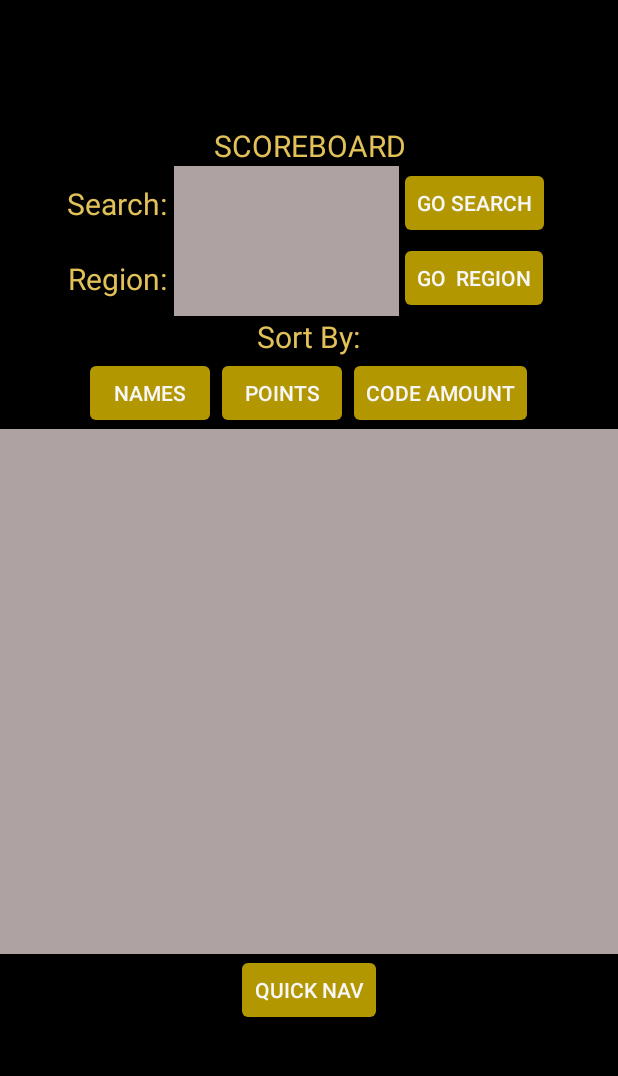
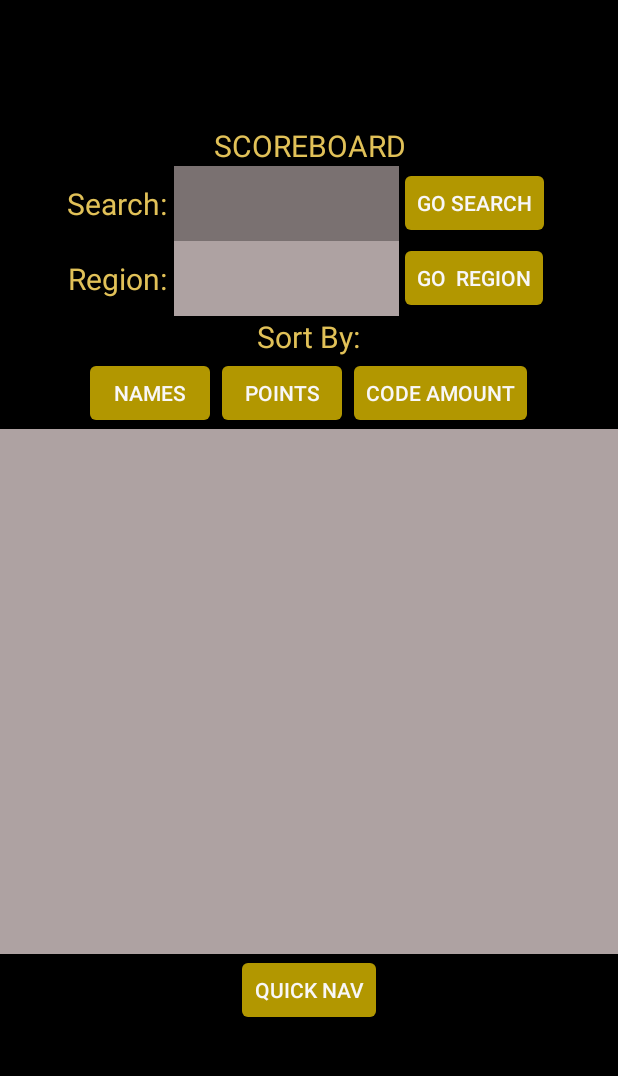
Before and after one commit to hobranan/IHuntWithJavalins_bhcopy, an Android app: the layout scoreboard_main.xml on its own in the app's theme, with its tools: preview values and no code run, on a phone screen of 412 x 824 dp, the part 84-1160 px from its top. Run offline under Robolectric (Android 15) with nearby library versions, the phone set to English and light mode, and no system bars.

Commit message:
changed search color in 'scoreboard_main.xml' to darker grey

```diff
--- a/code/app/src/main/res/layout/scoreboard_main.xml
+++ b/code/app/src/main/res/layout/scoreboard_main.xml
@@ -42,7 +42,7 @@
             android:id="@+id/search_user"
             android:layout_width="150dp"
             android:layout_height="50dp"
-            android:background="@color/fill5_edittext"
+            android:background="@color/fill2_unavailable"
             android:inputType="textPersonName"
             android:textColor="@color/black"
             android:textSize="15sp" />
```
